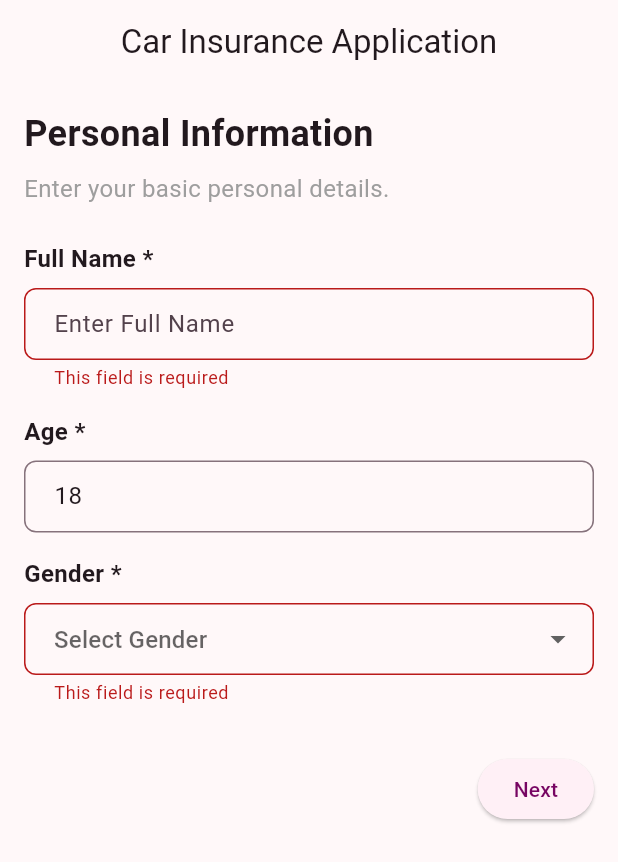
After one commit to itheamc/varosa-multi-app, a Flutter app: the DynamicFormScreen screen opened by its route, after a tap on "Next", on a phone screen of 412 x 824 dp. The commit adds this screen. Shown: the top 862 px of the screen. Run offline on Flutter 3.47's test engine with Material 3 defaults, Android fonts, the phone set to English and light mode, and no system bars; our stand-ins replace cached_network_image, clock, connectivity_plus, dio, equatable, firebase_core and 9 more; accounts and stored records are empty.

Commit message:
added dynamic form rendering screen

```diff
--- a/lib/core/services/router/app_router.dart
+++ b/lib/core/services/router/app_router.dart
@@ -1,10 +1,15 @@
 import 'package:flutter/material.dart';
 import 'package:go_router/go_router.dart';
+
+import '../../../modules/form_generator/features/dynamic_form/models/dynamic_form.dart';
+import '../../../modules/form_generator/features/dynamic_form/models/form_step.dart';
+import '../../../modules/form_generator/features/dynamic_form/models/input_field.dart';
 
 import '../../../modules/common/features/home/views/pages/home_screen.dart';
 import '../../../modules/common/features/onboarding/views/pages/onboarding_screen.dart';
 import '../../../modules/common/features/settings/views/languages_settings_screen.dart';
 import '../../../modules/common/features/splash/views/pages/splash_screen.dart';
+import '../../../modules/form_generator/features/dynamic_form/views/pages/dynamic_form_screen.dart';
 import '../../../modules/method_channel/features/device_info/views/pages/device_info_screen.dart';
 import '../../../modules/mini_ecommerce/features/products/views/pages/products_screen.dart';
 import '../../../modules/nested_nav/features/item1/view/pages/item1_details_screen.dart';
@@ -28,6 +33,7 @@ class AppRouter {
   static const String todos = "/todos";
 
   // 2. Dynamic Form Generator from JSON
+  static const String dynamicForm = "/dynamic-form";
 
   // 3. Mini E-Commerce Product List
   static const String products = "/products";
@@ -107,6 +113,111 @@ class AppRouter {
           state: state,
           transitionType: TransitionType.slide,
           child: const ProductsScreen(),
+        ),
+      ),
+      GoRoute(
+        path: dynamicForm,
+        name: toName(dynamicForm),
+        pageBuilder: (_, state) => _pageBuilder(
+          state: state,
+          transitionType: TransitionType.slide,
+          child: DynamicFormScreen(
+            form: DynamicForm.fromJson({
+              "title": "Car Insurance Application",
+              "steps": [
+                {
+                  "title": "Personal Information",
+                  "description": "Enter your basic personal details.",
+                  "inputs": [
+                    {
+                      "key": "fullName",
+                      "type": "text",
+                      "label": "Full Name",
+                      "required": true,
+                    },
+                    {
+                      "key": "age",
+                      "type": "text",
+                      "label": "Age",
+                      "required": true,
+                      "default": 18,
+                      "validation": {"numberOnly": true},
+                    },
+                    {
+                      "key": "gender",
+                      "type": "dropdown",
+                      "label": "Gender",
+                      "options": ["Male", "Female", "Other"],
+                      "required": true,
+                    },
+                  ],
+                },
+                {
+                  "title": "Vehicle Details",
+                  "description": "Provide information about your vehicle.",
+                  "inputs": [
+                    {
+                      "key": "vehicleType",
+                      "type": "dropdown",
+                      "label": "Vehicle Type",
+                      "default": "Motorbike",
+                      "options": ["Car", "Motorbike", "Truck"],
+                      "required": true,
+                    },
+                    {
+                      "key": "vehicleYear",
+                      "type": "text",
+                      "label": "Vehicle Manufacture Year",
+                      "required": true,
+                      "validation": {"numberOnly": true},
+                    },
+                    {
+                      "key": "hasExistingInsurance",
+                      "type": "toggle",
+                      "label": "Do you currently have insurance?",
+                      "default": false,
+                      "required": false,
+                    },
+                  ],
+                },
+                {
+                  "title": "Coverage Preferences",
+                  "description": "Select the type of coverage you prefer.",
+                  "inputs": [
+                    {
+                      "key": "coverageType",
+                      "type": "dropdown",
+                      "label": "Coverage Type",
+                      "options": [
+                        "Third-Party",
+                        "Comprehensive",
+                        "Own Damage Only",
+                      ],
+                      "required": true,
+                    },
+                    {
+                      "key": "roadsideAssistance",
+                      "type": "toggle",
+                      "label": "Include Roadside Assistance?",
+                      "required": false,
+                    },
+                  ],
+                },
+                {
+                  "title": "Review & Submit",
+                  "description":
+                      "Review your inputs before submitting the form.",
+                  "inputs": [],
+                },
+              ],
+            }),
+            onSubmit: (data) {
+              // ignore: avoid_print
+              print('Form submitted: $data');
+              // Navigate back to home screen after submission
+              Navigator.of(rootNavigatorKey.currentContext!).pop();
+            },
+          ),
         ),
       ),
       StatefulShellRoute.indexedStack(
--- a/lib/modules/common/features/home/views/pages/home_screen.dart
+++ b/lib/modules/common/features/home/views/pages/home_screen.dart
@@ -4,6 +4,7 @@ import 'package:go_router/go_router.dart';
 import 'package:varosa_multi_app/utils/extension_functions.dart';
 
 import '../../../../../../core/services/router/app_router.dart';
+import '../../../../../form_generator/features/dynamic_form/views/pages/dynamic_form_screen.dart';
 import '../../../../../method_channel/features/device_info/views/pages/device_info_screen.dart';
 import '../../../../../mini_ecommerce/features/products/views/pages/products_screen.dart';
 import '../../../../../nested_nav/features/item1/view/pages/item1_screen.dart';
@@ -57,6 +58,12 @@ class _HomeScreenState extends State<HomeScreen> {
                 icon: Icons.shopping_cart_outlined,
                 color: Colors.yellow,
               ),
+              HomeItemView(
+                title: "Dynamic Forms",
+                onTap: () => DynamicFormScreen.navigate(context, go: false),
+                icon: Icons.dynamic_form_outlined,
+                color: Colors.purple,
+              ),
             ],
           ),
         ),
--- /dev/null
+++ b/lib/modules/form_generator/features/dynamic_form/views/pages/dynamic_form_screen.dart
@@ -0,0 +1,205 @@
+import 'package:flutter/material.dart';
+import 'package:go_router/go_router.dart';
+import 'package:varosa_multi_app/utils/extension_functions.dart';
+import '../../../../../../core/services/router/app_router.dart';
+import '../../models/dynamic_form.dart';
+import '../../models/form_step.dart';
+import '../../models/input_field.dart';
+import '../widgets/dynamic_form_dropdown_input_field.dart';
+import '../widgets/dynamic_form_numeric_input_field.dart';
+import '../widgets/dynamic_form_text_input_field.dart';
+import '../widgets/dynamic_form_toggle_input_field.dart';
+
+class DynamicFormScreen extends StatefulWidget {
+  final DynamicForm form;
+  final Function(Map<String, dynamic>)? onSubmit;
+  final bool readOnly;
+
+  DynamicFormScreen({
+    super.key,
+    required this.form,
+    this.onSubmit,
+    this.readOnly = false,
+  }) : assert(form.steps.isNotEmpty, 'Form must have at least one step');
+
+  /// Method to navigate to this screen
+  ///
+  static Future<T?> navigate<T>(BuildContext context, {bool go = false}) async {
+    if (go) {
+      context.goNamed(AppRouter.dynamicForm.toPathName);
+      return null;
+    }
+
+    return context.pushNamed(AppRouter.dynamicForm.toPathName);
+  }
+
+  @override
+  State<DynamicFormScreen> createState() => _DynamicFormScreenState();
+}
+
+class _DynamicFormScreenState extends State<DynamicFormScreen> {
+  late final PageController _pageController;
+  late int _currentStep;
+  final Map<String, dynamic> _formData = {};
+  final GlobalKey<FormState> _formKey = GlobalKey<FormState>();
+
+  @override
+  void initState() {
+    super.initState();
+    _pageController = PageController();
+    _currentStep = 0;
+  }
+
+  @override
+  void dispose() {
+    _pageController.dispose();
+    super.dispose();
+  }
+
+  void _nextStep() {
+    if (_formKey.currentState?.validate() ?? false) {
+      if (_currentStep < widget.form.steps.length - 1) {
+        setState(() {
+          _currentStep++;
+        });
+        _pageController.animateToPage(
+          _currentStep,
+          duration: const Duration(milliseconds: 300),
+          curve: Curves.easeInOut,
+        );
+      } else {
+        _submitForm();
+      }
+    }
+  }
+
+  void _previousStep() {
+    if (_currentStep > 0) {
+      setState(() {
+        _currentStep--;
+      });
+      _pageController.animateToPage(
+        _currentStep,
+        duration: const Duration(milliseconds: 300),
+        curve: Curves.easeInOut,
+      );
+    }
+  }
+
+  void _submitForm() {
+    if (_formKey.currentState?.validate() ?? false) {
+      widget.onSubmit?.call(_formData);
+    }
+  }
+
+  void _updateFormData(String key, dynamic value) {
+    setState(() {
+      _formData[key] = value;
+    });
+  }
+
+  Widget _buildInputField(InputField field) {
+    final value = _formData[field.key]?.toString();
+
+    switch (field.type) {
+      case InputFieldType.text:
+        return DynamicFormTextInputField(
+          field: field,
+          value: value,
+          onChanged: (value) => _updateFormData(field.key!, value),
+          readOnly: widget.readOnly,
+        );
+      case InputFieldType.number:
+        return DynamicFormNumericInputField(
+          field: field,
+          value: value,
+          onChanged: (value) => _updateFormData(field.key!, value),
+          readOnly: widget.readOnly,
+        );
+      case InputFieldType.dropdown:
+        return DynamicFormDropdownInputField(
+          field: field,
+          value: value,
+          onChanged: (value) => _updateFormData(field.key!, value),
+          readOnly: widget.readOnly,
+        );
+      case InputFieldType.toggle:
+        return DynamicFormToggleInputField(
+          field: field,
+          value: (_formData[field.key] as bool?) ?? false,
+          onChanged: (value) => _updateFormData(field.key!, value),
+          readOnly: widget.readOnly,
+        );
+      default:
+        return const SizedBox.shrink();
+    }
+  }
+
+  Widget _buildFormStep(FormStep step) {
+    return SingleChildScrollView(
+      padding: const EdgeInsets.all(16),
+      child: Column(
+        crossAxisAlignment: CrossAxisAlignment.start,
+        children: [
+          if (step.title != null) ...[
+            Text(
+              step.title!,
+              style: const TextStyle(fontSize: 24, fontWeight: FontWeight.bold),
+            ),
+            const SizedBox(height: 8),
+          ],
+          if (step.description != null) ...[
+            Text(
+              step.description!,
+              style: const TextStyle(fontSize: 16, color: Colors.grey),
+            ),
+            const SizedBox(height: 24),
+          ],
+          ...step.inputs.map((field) => _buildInputField(field)),
+          const SizedBox(height: 16),
+          Row(
+            mainAxisAlignment: MainAxisAlignment.spaceBetween,
+            children: [
+              if (_currentStep > 0)
+                ElevatedButton(
+                  onPressed: _previousStep,
+                  child: const Text('Previous'),
+                )
+              else
+                const SizedBox.shrink(),
+              ElevatedButton(
+                onPressed: _nextStep,
+                child: Text(
+                  _currentStep < widget.form.steps.length - 1
+                      ? 'Next'
+                      : 'Submit',
+                ),
+              ),
+            ],
+          ),
+        ],
+      ),
+    );
+  }
+
+  @override
+  Widget build(BuildContext context) {
+    return Scaffold(
+      appBar: AppBar(
+        title: Text(widget.form.title ?? 'Dynamic Form'),
+        centerTitle: true,
+      ),
+      body: Form(
+        key: _formKey,
+        child: PageView.builder(
+          controller: _pageController,
+          physics: const NeverScrollableScrollPhysics(),
+          itemCount: widget.form.steps.length,
+          itemBuilder: (context, index) {
+            return _buildFormStep(widget.form.steps[index]);
+          },
+        ),
+      ),
+    );
+  }
+}
```
